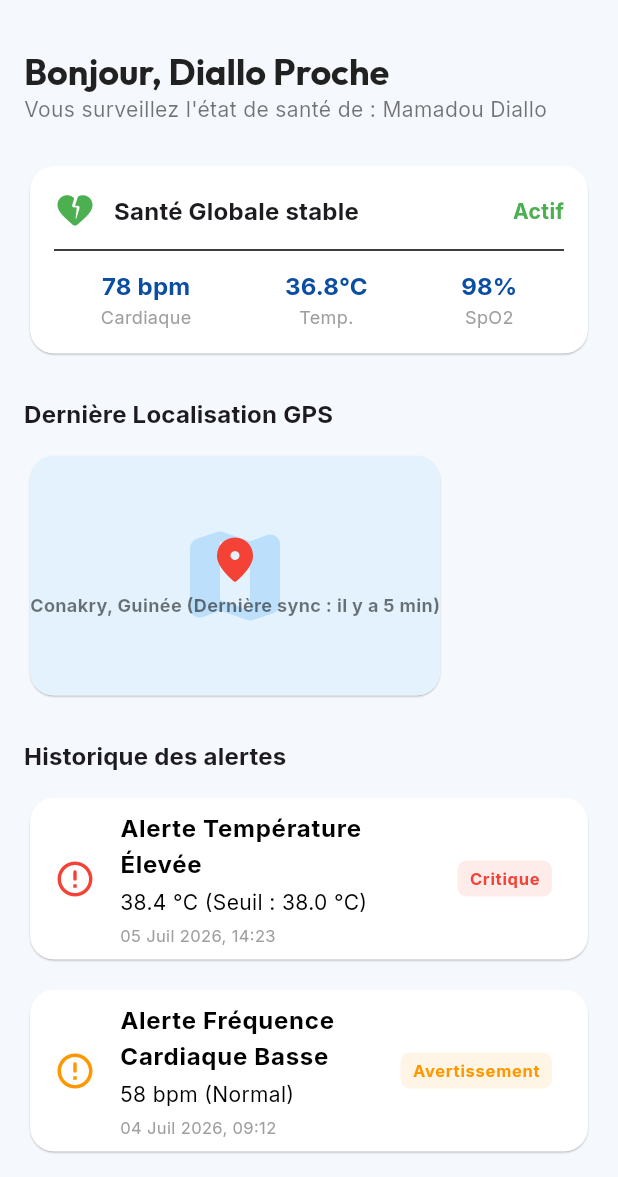
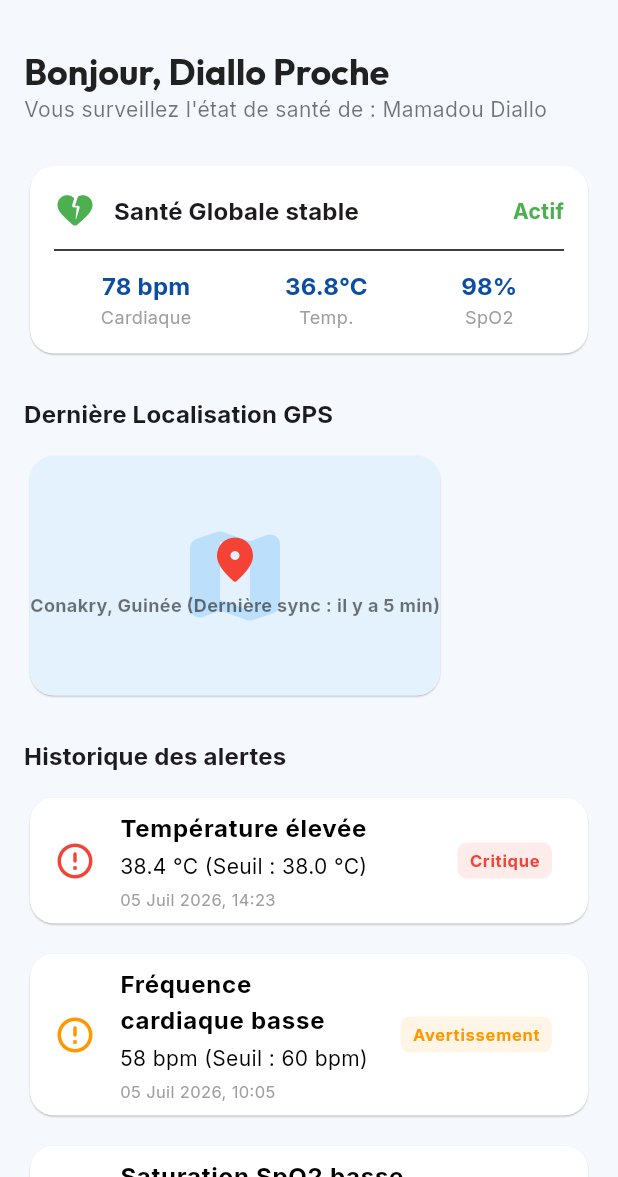
Before and after one commit to MamadouSamba70/wallan_-kip, a Flutter app: the RelativeDashboard screen opened by its route, on a phone screen of 412 x 824 dp, the part 59-1236 px from its top. Run offline on Flutter 3.47's test engine with Material 3 defaults, Android fonts, the phone set to English and light mode, and no system bars; our stand-ins replace flutter_riverpod, go_router, google_fonts.

Commit message:
Semaine 2: AlertScreen + SosScreen fonctionnels, historique Proche automatique

```diff
--- a/frontend/lib/core/router/app_router.dart
+++ b/frontend/lib/core/router/app_router.dart
@@ -6,7 +6,8 @@ import '../../features/auth/presentation/screens/splash_screen.dart';
 import '../../features/admin/presentation/screens/admin_dashboard.dart';
 import '../../features/patients/presentation/screens/patient_dashboard.dart';
 import '../../features/relatives/presentation/screens/relative_dashboard.dart';
-import '../../features/alerts/presentation/screens/alerts_overview_screen.dart';
+import '../../features/alerts/presentation/screens/alert_screen.dart';    // Semaine 2 : remplace alerts_overview_screen.dart
+import '../../features/alerts/presentation/screens/sos_screen.dart';      // Semaine 2 : nouvel écran Urgence SOS
 
 /// Configuration centralisée de la navigation de l'application Wallan.
 /// Utilise la bibliothèque go_router pour gérer l'historique et les chemins URL.
@@ -57,10 +58,17 @@ class AppRouter {
         builder: (context, state) => const RelativeDashboard(),
       ),
 
-      // Route pour l'écran de vue d'ensemble des Alertes (maquette Semaine 1)
+      // Route pour l'écran Alertes (Semaine 2 : version fonctionnelle avec
+      // ListView.builder et données simulées, remplace la maquette de S1)
       GoRoute(
         path: '/alerts',                                              // URL affichée dans l'app pour cet écran
-        builder: (context, state) => const AlertsOverviewScreen(),      // Widget construit quand on visite "/alerts"
+        builder: (context, state) => const AlertScreen(),               // Widget construit quand on visite "/alerts"
+      ),
+
+      // Route pour l'écran Urgence SOS (Semaine 2, nouveau)
+      GoRoute(
+        path: '/sos',                                                  // URL affichée dans l'app pour cet écran
+        builder: (context, state) => const SosScreen(),                  // Widget construit quand on visite "/sos"
       ),
     ],
   );
--- /dev/null
+++ b/frontend/lib/features/alerts/presentation/screens/alert_repository.dart
@@ -0,0 +1,92 @@
+import 'package:flutter/foundation.dart';                                // Fournit ValueNotifier (état observable léger)
+
+/// Représente une alerte, en attendant le modèle réel renvoyé par l'API
+/// GET /api/alerts/ (prévue en Semaine 3, module backend de Fatima).
+class AlertItem {                                                        // Petite classe de données locale
+  final String title;                                                     // Type d'alerte (ex: "Température élevée")
+  final String patient;                                                   // Nom du patient concerné par l'alerte
+  final String value;                                                     // Valeur mesurée + seuil, déjà formatés en texte
+  final String date;                                                      // Date/heure de déclenchement, déjà formatée
+  final bool isCritical;                                                  // true = severity "critical", false = "warning"
+
+  const AlertItem({                                                       // Constructeur : tous les champs sont requis
+    required this.title,
+    required this.patient,
+    required this.value,
+    required this.date,
+    required this.isCritical,
+  });
+}
+
+/// Dépôt simulé et PARTAGÉ des alertes, en attendant l'API réelle.
+///
+/// Pourquoi ce fichier existe : plusieurs écrans (AlertScreen, SosScreen,
+/// RelativeDashboard) doivent tous voir les mêmes alertes, notamment pour
+/// qu'une alerte SOS déclenchée sur le SosScreen apparaisse automatiquement
+/// dans l'historique du Dashboard Proche, sans rien recharger manuellement.
+///
+/// Comment ça marche : `alerts` est un ValueNotifier, une liste "observable"
+/// fournie par Flutter. N'importe quel écran peut l'écouter avec un
+/// ValueListenableBuilder ; dès que la liste change (ex: nouvelle alerte
+/// SOS ajoutée), tous les écrans qui l'affichent se mettent à jour
+/// automatiquement, sans navigation ni rechargement.
+///
+/// ⚠️ Solution temporaire pour la phase de maquette (données simulées,
+/// en mémoire, perdues à la fermeture de l'app). Sera remplacée par de
+/// vrais appels HTTP (GET/POST /api/alerts/) une fois l'API branchée
+/// (Semaine 5 selon le planning d'intégration Flutter / Django).
+class AlertRepository {
+  AlertRepository._();                                                   // Constructeur privé : empêche d'instancier la classe
+
+  /// Liste réactive des alertes, triée de la plus récente à la plus ancienne.
+  static final ValueNotifier<List<AlertItem>> alerts = ValueNotifier([    // État partagé entre tous les écrans
+    const AlertItem(
+      title: 'Température élevée',                                        // threshold_temperature dépassé côté Patient
+      patient: 'Mamadou Diallo',
+      value: '38.4 °C (Seuil : 38.0 °C)',
+      date: '05 Juil 2026, 14:23',
+      isCritical: true,
+    ),
+    const AlertItem(
+      title: 'Fréquence cardiaque basse',                                  // threshold_heart_rate non atteint
+      patient: 'Aïssatou Bah',
+      value: '58 bpm (Seuil : 60 bpm)',
+      date: '05 Juil 2026, 10:05',
+      isCritical: false,
+    ),
+    const AlertItem(
+      title: 'Saturation SpO2 basse',                                      // threshold_spo2 non atteint
+      patient: 'Mamadou Diallo',
+      value: '90% (Seuil : 92%)',
+      date: '04 Juil 2026, 22:41',
+      isCritical: true,
+    ),
+    const AlertItem(
+      title: 'Mouvement anormal détecté',                                  // Anomalie dans movement_data (accéléromètre)
+      patient: 'Fatoumata Camara',
+      value: 'Chute possible',
+      date: '04 Juil 2026, 18:12',
+      isCritical: false,
+    ),
+  ]);
+
+  /// Ajoute une nouvelle alerte en tête de liste (la plus récente en premier).
+  /// Appelée notamment par SosScreen quand l'utilisateur déclenche une urgence.
+  static void addAlert(AlertItem alert) {                                  // Point d'entrée unique pour ajouter une alerte
+    alerts.value = [alert, ...alerts.value];                                // Nouvelle liste requise (ValueNotifier compare par référence)
+  }
+
+  /// Formate une date/heure au même style que les données simulées
+  /// ci-dessus (ex: "14 Juil 2026, 09:41"), en français, sans dépendance
+  /// externe (pas besoin du package intl pour ce format simple).
+  static String formatDate(DateTime dt) {                                  // Utilisé pour horodater les nouvelles alertes
+    const mois = [                                                          // Abréviations des mois en français
+      'Jan', 'Fév', 'Mar', 'Avr', 'Mai', 'Jun',
+      'Jul', 'Aoû', 'Sep', 'Oct', 'Nov', 'Déc',
+    ];
+    final jour = dt.day.toString().padLeft(2, '0');                          // Jour sur 2 chiffres (ex: "05")
+    final heure = dt.hour.toString().padLeft(2, '0');                        // Heure sur 2 chiffres (ex: "09")
+    final minute = dt.minute.toString().padLeft(2, '0');                     // Minute sur 2 chiffres (ex: "41")
+    return '$jour ${mois[dt.month - 1]} ${dt.year}, $heure:$minute';          // Assemble le format final
+  }
+}
--- a/frontend/lib/features/relatives/presentation/screens/relative_dashboard.dart
+++ b/frontend/lib/features/relatives/presentation/screens/relative_dashboard.dart
@@ -1,5 +1,6 @@
 import 'package:flutter/material.dart';
 import 'package:go_router/go_router.dart';
+import '../../../alerts/presentation/screens/alert_repository.dart'; // Dépôt partagé (AlertItem + AlertRepository)
 
 /// Espace Proche / Famille.
 /// Permet à un proche de surveiller à distance les constantes de son parent patient,
@@ -128,25 +129,34 @@ class RelativeDashboard extends StatelessWidget {
               ),
               const SizedBox(height: 12),
 
-              // 1. Alerte Critique de Température
-              _buildAlertItem(
-                context,
-                title: 'Alerte Température Élevée',
-                value: '38.4 °C (Seuil : 38.0 °C)',
-                date: '05 Juil 2026, 14:23',
-                severity: 'Critique',
-                isCritical: true,
-              ),
-              const SizedBox(height: 12),
-
-              // 2. Avertissement de Fréquence Cardiaque
-              _buildAlertItem(
-                context,
-                title: 'Alerte Fréquence Cardiaque Basse',
-                value: '58 bpm (Normal)',
-                date: '04 Juil 2026, 09:12',
-                severity: 'Avertissement',
-                isCritical: false,
+              // Liste connectée au dépôt partagé AlertRepository : toute nouvelle
+              // alerte (y compris un SOS déclenché depuis SosScreen) apparaît ici
+              // automatiquement, sans recharger l'écran manuellement.
+              ValueListenableBuilder<List<AlertItem>>(                          // Écoute le dépôt partagé
+                valueListenable: AlertRepository.alerts,                         // Source de données observée
+                builder: (context, alertList, _) {                               // Reconstruit à chaque changement
+                  if (alertList.isEmpty) {                                        // Cas d'une liste vide (bonne pratique)
+                    return const Padding(
+                      padding: EdgeInsets.symmetric(vertical: 12),
+                      child: Text('Aucune alerte pour le moment', style: TextStyle(color: Colors.grey)),
+                    );
+                  }
+                  return Column(                                                  // Empile toutes les cartes d'alerte
+                    children: alertList.map((alert) {                             // Convertit chaque AlertItem en widget
+                      return Padding(
+                        padding: const EdgeInsets.only(bottom: 12),                // Espace entre deux cartes
+                        child: _buildAlertItem(
+                          context,
+                          title: alert.title,                                       // Type d'alerte (ex: "Alerte SOS manuelle")
+                          value: alert.value,                                       // Valeur mesurée ou description de la cause
+                          date: alert.date,                                         // Date/heure de déclenchement
+                          severity: alert.isCritical ? 'Critique' : 'Avertissement', // Libellé du badge
+                          isCritical: alert.isCritical,                             // Détermine la couleur du badge
+                        ),
+                      );
+                    }).toList(),
+                  );
+                },
               ),
             ],
           ),
```
Also changed, not shown: frontend/lib/features/alerts/presentation/screens/alert_screen.dart (added, +99 -0 lines), frontend/lib/features/alerts/presentation/screens/alerts_overview_screen.dart (deleted, +0 -214 lines), frontend/lib/features/alerts/presentation/screens/sos_screen.dart (added, +184 -0 lines).
